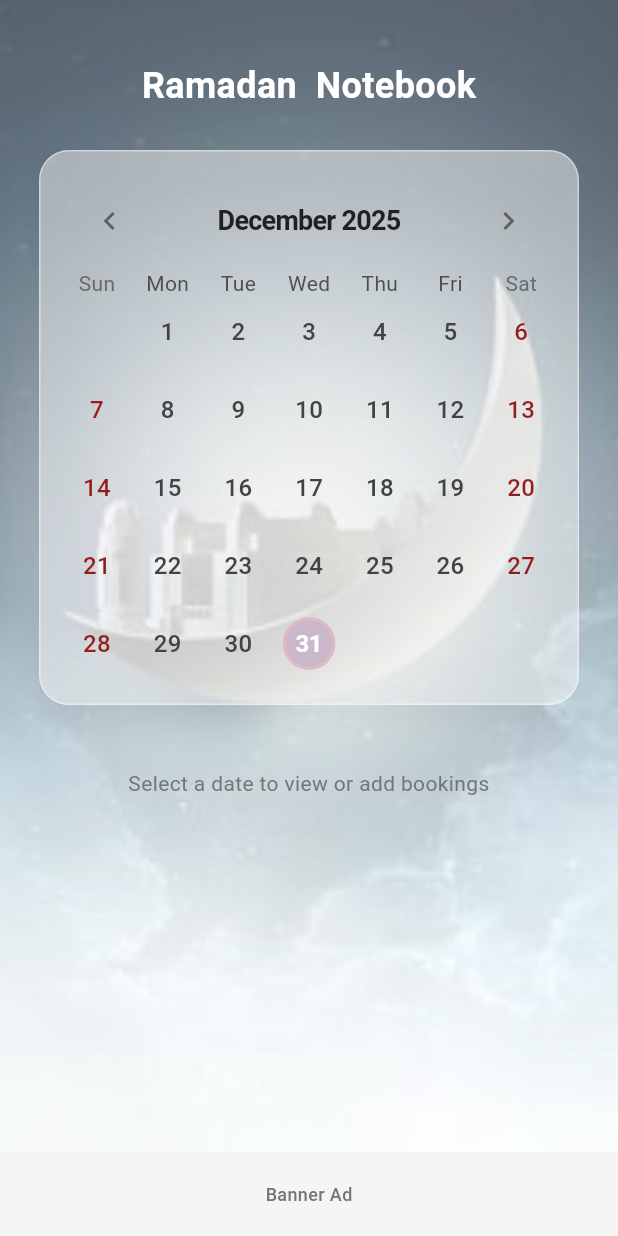
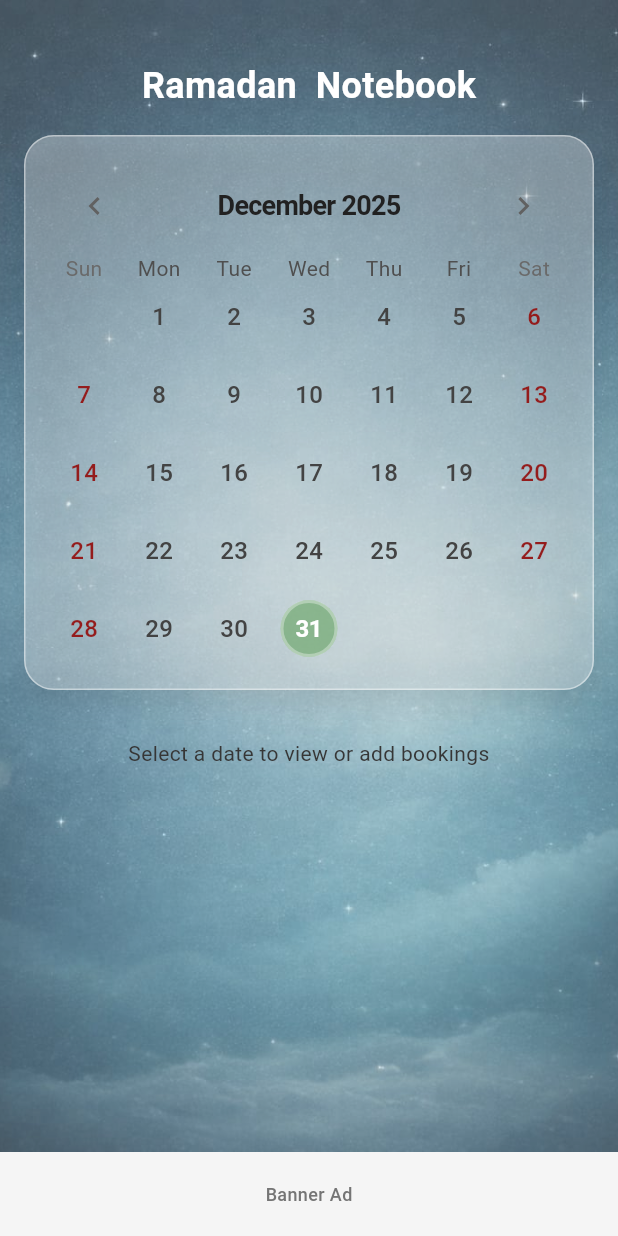
Before and after one commit to zainulabidali/urdhi-boking-app, a Flutter app: the screen it shows after launch, on a phone screen of 412 x 824 dp. Run offline on Flutter 3.47's test engine with Material 3 defaults, Android fonts, the light colour scheme and no system bars; drawn by our look-alikes of table_calendar; our stand-ins replace google_mobile_ads, hive, hive_flutter; accounts and stored records are empty; network calls fail.

Commit message:
ui update options add

```diff
--- a/lib/main.dart
+++ b/lib/main.dart
@@ -15,9 +15,8 @@ void main() async {
   // Initialize Hive
   await Hive.initFlutter();
 
-  // Register Adapters
+  // Register Adapters (MUST be registered before opening any boxes)
   Hive.registerAdapter(BookingAdapter());
-  Hive.registerAdapter(PrayerTypeAdapter());
 
   final bookingProvider = BookingProvider();
   await bookingProvider.init();
--- a/lib/models/booking.dart
+++ b/lib/models/booking.dart
@@ -2,15 +2,8 @@ import 'package:hive/hive.dart';
 
 part 'booking.g.dart';
 
-@HiveType(typeId: 0)
-enum PrayerType {
-  @HiveField(0)
-  dhuhr,
-  @HiveField(1)
-  asr,
-  @HiveField(2)
-  isha,
-}
+/// Default prayers for the app
+const List<String> defaultPrayers = ['Dhuhr', 'Asr', 'Isha'];
 
 @HiveType(typeId: 1)
 class Booking extends HiveObject {
@@ -30,7 +23,7 @@ class Booking extends HiveObject {
   DateTime date;
 
   @HiveField(5)
-  PrayerType prayerType;
+  String prayerName; // Now supports custom prayers
 
   Booking({
     required this.mosqueName,
@@ -38,11 +31,11 @@ class Booking extends HiveObject {
     required this.mobileNumber,
     required this.description,
     required this.date,
-    required this.prayerType,
+    required this.prayerName,
   });
 
-  // Unique key for the booking (date + prayerType)
-  static String generateKey(DateTime date, PrayerType prayerType) {
-    return "${date.year}-${date.month}-${date.day}_${prayerType.name}";
+  // Unique key for the booking (date + prayerName)
+  static String generateKey(DateTime date, String prayerName) {
+    return "${date.year}-${date.month}-${date.day}_$prayerName";
   }
 }
--- a/lib/providers/booking_provider.dart
+++ b/lib/providers/booking_provider.dart
@@ -7,7 +7,13 @@ class BookingProvider with ChangeNotifier {
   late Box<Booking> _box;
   DateTime _selectedDate = DateTime.now();
 
+  // List of custom prayers/items added by the user
+  List<String> _customPrayers = [];
+
   DateTime get selectedDate => _selectedDate;
+  List<String> get customPrayers => _customPrayers;
+
+  List<String> get allPrayers => [...defaultPrayers, ..._customPrayers];
 
   void setSelectedDate(DateTime date) {
     _selectedDate = date;
@@ -15,26 +21,48 @@ class BookingProvider with ChangeNotifier {
   }
 
   Future<void> init() async {
+    // CRITICAL: Delete box BEFORE opening to prevent typeId errors from old data
+    // This ensures we never try to read corrupted/incompatible data
+    if (await Hive.boxExists(boxName)) {
+      await Hive.deleteBoxFromDisk(boxName);
+    }
     _box = await Hive.openBox<Booking>(boxName);
+    // Optionally, load custom prayers from persistent storage if needed
     notifyListeners();
   }
 
-  // Get booking for a specific date and prayer
-  Booking? getBooking(DateTime date, PrayerType type) {
-    final key = Booking.generateKey(date, type);
+  // Add a custom prayer/item
+  void addCustomPrayer(String name) {
+    if (!_customPrayers.contains(name) && !defaultPrayers.contains(name)) {
+      _customPrayers.add(name);
+      notifyListeners();
+      // Optionally, persist custom prayers
+    }
+  }
+
+  // Remove a custom prayer/item
+  void removeCustomPrayer(String name) {
+    _customPrayers.remove(name);
+    notifyListeners();
+    // Optionally, persist custom prayers
+  }
+
+  // Get booking for a specific date and prayer name
+  Booking? getBooking(DateTime date, String prayerName) {
+    final key = Booking.generateKey(date, prayerName);
     return _box.get(key);
   }
 
   // Check if a date has any bookings
   bool hasBookingsOnDate(DateTime date) {
-    return PrayerType.values.any((type) => getBooking(date, type) != null);
+    return allPrayers.any((name) => getBooking(date, name) != null);
   }
 
   // Get count of bookings for a specific date
   int getBookingCount(DateTime date) {
     int count = 0;
-    for (final type in PrayerType.values) {
-      if (getBooking(date, type) != null) {
+    for (final name in allPrayers) {
+      if (getBooking(date, name) != null) {
         count++;
       }
     }
@@ -43,14 +71,14 @@ class BookingProvider with ChangeNotifier {
 
   // Add or update booking
   Future<void> saveBooking(Booking booking) async {
-    final key = Booking.generateKey(booking.date, booking.prayerType);
+    final key = Booking.generateKey(booking.date, booking.prayerName);
     await _box.put(key, booking);
     notifyListeners();
   }
 
   // Delete booking
-  Future<void> clearBooking(DateTime date, PrayerType type) async {
-    final key = Booking.generateKey(date, type);
+  Future<void> clearBooking(DateTime date, String prayerName) async {
+    final key = Booking.generateKey(date, prayerName);
     await _box.delete(key);
     notifyListeners();
   }
--- a/lib/screens/home_screen.dart
+++ b/lib/screens/home_screen.dart
@@ -22,6 +22,7 @@ class _HomeScreenState extends State<HomeScreen> {
   CalendarFormat _calendarFormat = CalendarFormat.month;
   DateTime _focusedDay = DateTime.now();
 
+
   @override
   Widget build(BuildContext context) {
     return Scaffold(
@@ -29,11 +30,11 @@ class _HomeScreenState extends State<HomeScreen> {
         children: [
           // Background Image - Full Cover
           Positioned.fill(
-            child: Image.asset('assets/img1.jpg', fit: BoxFit.cover),
+            child: Image.asset('assets/img2.jpg', fit: BoxFit.cover),
           ),
           // Semi-transparent overlay for better readability
           Positioned.fill(
-            child: Container(color: Colors.white.withOpacity(0.3)),
+            child: Container(color: Colors.white.withOpacity(0.2)),
           ),
           // Content
           Consumer<BookingProvider>(
@@ -54,7 +55,7 @@ class _HomeScreenState extends State<HomeScreen> {
 
                   // Calendar Container with padding
                   Padding(
-                    padding: const EdgeInsets.all(26),
+                    padding: const EdgeInsets.all(16),
                     child: Material(
                       color: Colors.transparent,
                       borderRadius: BorderRadius.circular(20),
@@ -62,14 +63,14 @@ class _HomeScreenState extends State<HomeScreen> {
                         padding: const EdgeInsets.all(14),
                         decoration: BoxDecoration(
                           borderRadius: BorderRadius.circular(20),
-                          color: Colors.white.withOpacity(0.45),
+                          color: Colors.white.withOpacity(0.30),
                           border: Border.all(
                             color: Colors.white.withOpacity(0.45),
                             width: 1,
                           ),
                           boxShadow: [
                             BoxShadow(
-                              color: Colors.black.withOpacity(0.05),
+                              color: Colors.black.withOpacity(0.10),
                               blurRadius: 16,
                               offset: const Offset(0, 10),
                             ),
@@ -114,28 +115,42 @@ class _HomeScreenState extends State<HomeScreen> {
 
                               if (bookingCount == 0) return null;
 
-                              Color dotColor = bookingCount == 1
-                                  ? Colors.amber.shade500
-                                  : bookingCount == 2
-                                  ? Colors.blue.shade500
-                                  : Colors.green.shade500;
-
+                              // Number badge system
+                              Color badgeColor = const Color.fromARGB(255, 255, 255, 255); // Green background
+                              Color numberColor;
+                              if (bookingCount == 1) {
+                                numberColor = const Color.fromARGB(255, 232, 144, 2); // Yellow
+                              } else if (bookingCount == 2) {
+                                numberColor = const Color.fromARGB(255, 1, 92, 250); // Blue
+                              } else {
+                                numberColor = const Color.fromARGB(255, 2, 228, 17); // Green
+                              }
                               return Positioned(
-                                right: 4,
-                                bottom: 4,
+                                right: 3,
+                                bottom: 1,
                                 child: Container(
-                                  width: 16,
-                                  height: 16,
+                                  padding: const EdgeInsets.symmetric(
+                                    horizontal: 6,
+                                    vertical: 1,
+                                  ),
                                   decoration: BoxDecoration(
-                                    color: dotColor,
-                                    shape: BoxShape.circle,
+                                    color: badgeColor,
+                                    borderRadius: BorderRadius.circular(10),
                                     boxShadow: [
                                       BoxShadow(
-                                        color: dotColor.withOpacity(0.4),
+                                        color: badgeColor.withOpacity(0.2),
                                         blurRadius: 4,
                                         offset: const Offset(0, 2),
                                       ),
                                     ],
+                                  ),
+                                  child: Text(
+                                    '$bookingCount',
+                                    style: TextStyle(
+                                      color: numberColor,
+                                      fontWeight: FontWeight.bold,
+                                      fontSize: 11,
+                                    ),
                                   ),
                                 ),
                               );
@@ -169,9 +184,9 @@ class _HomeScreenState extends State<HomeScreen> {
                             /// 🔵 Selected Day — premium circular with outer ring
                             selectedDecoration: BoxDecoration(
                               shape: BoxShape.circle,
-                              color: const Color.fromARGB(255, 202, 183, 202),
+                              color: const Color.fromARGB(164, 105, 165, 101),
                               border: Border.all(
-                                color: const Color.fromARGB(255, 255, 191, 191).withOpacity(0.35),
+                                color: const Color.fromARGB(255, 255, 255, 255).withOpacity(0.35),
                                 width: 2, // creates ~40px visual size
                               ),
                             ),
@@ -222,13 +237,15 @@ class _HomeScreenState extends State<HomeScreen> {
                     child: Text(
                       'Select a date to view or add bookings',
                       style: TextStyle(
-                        color: Colors.grey.shade600,
+                        color: const Color.fromARGB(255, 54, 54, 54),
                         fontSize: 14,
                         fontWeight: FontWeight.w400,
                       ),
                       textAlign: TextAlign.center,
                     ),
                   ),
+
+
                   const Spacer(),
                 ],
               );
--- a/pubspec.yaml
+++ b/pubspec.yaml
@@ -67,7 +67,7 @@ flutter:
 
   # To add assets to your application, add an assets section, like this:
   assets:
-    - assets/img1.jpg
+    - assets/
 
   # An image asset can refer to one or more resolution-specific "variants", see
   # https://flutter.dev/to/resolution-aware-images
```
Also changed, not shown: lib/screens/booking_form_screen.dart (+15 -24 lines), lib/screens/date_detail_screen.dart (+77 -18 lines), assets/img1.jpg (deleted), assets/img2.jpg (added), lib/models/booking.g.dart, 1 other file.
